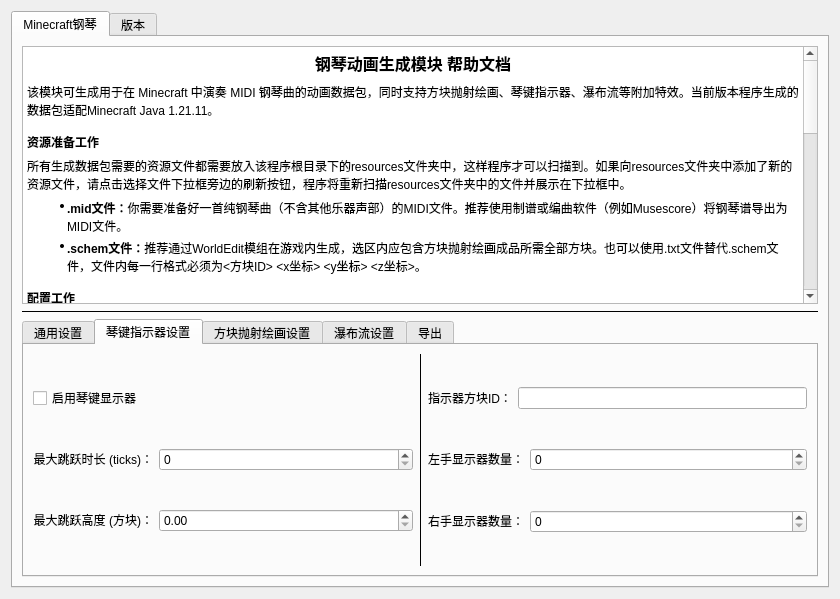
klue007/VanillaAnimationGenerator, file ui/main.ui: the form before one commit.
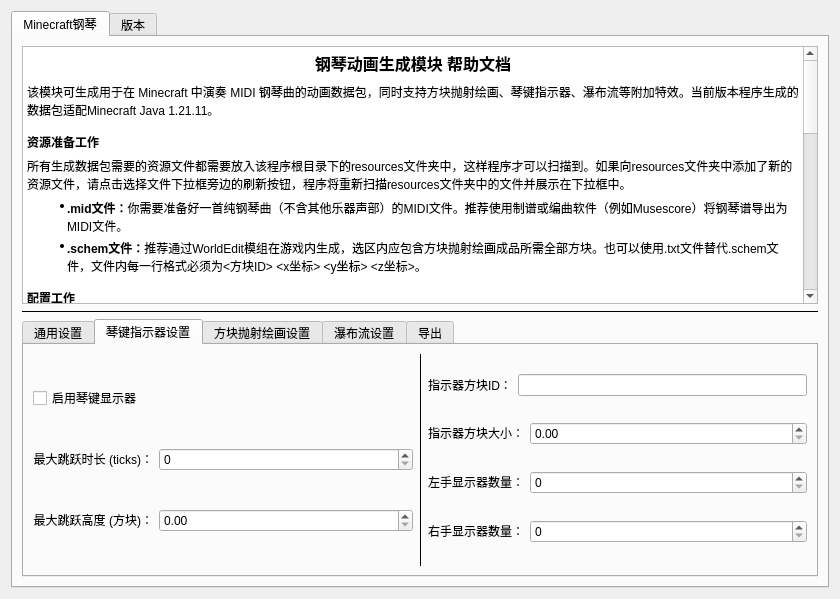
The form after the commit. The open tabs and pages were chosen to show the change.

Commit message: update ui for displayer block size option

```diff
--- a/ui/main.ui
+++ b/ui/main.ui
@@ -444,6 +444,26 @@
                </item>
               </layout>
              </item>
+             <item>
+              <layout class="QHBoxLayout" name="horizontalLayout_31">
+               <item>
+                <widget class="QLabel" name="label_33">
+                 <property name="sizePolicy">
+                  <sizepolicy hsizetype="Fixed" vsizetype="Preferred">
+                   <horstretch>0</horstretch>
+                   <verstretch>0</verstretch>
+                  </sizepolicy>
+                 </property>
+                 <property name="text">
+                  <string>&lt;html&gt;&lt;head/&gt;&lt;body&gt;&lt;p align=&quot;right&quot;&gt;指示器方块大小：&lt;/p&gt;&lt;/body&gt;&lt;/html&gt;</string>
+                 </property>
+                </widget>
+               </item>
+               <item>
+                <widget class="QDoubleSpinBox" name="doubleSpinBox_8"/>
+               </item>
+              </layout>
+             </item>
              <item>
               <layout class="QHBoxLayout" name="horizontalLayout_2">
                <item>
```
Left out of the diff: 2 changed lines with no effect on the pictures. The commit also changes 2 other files.
